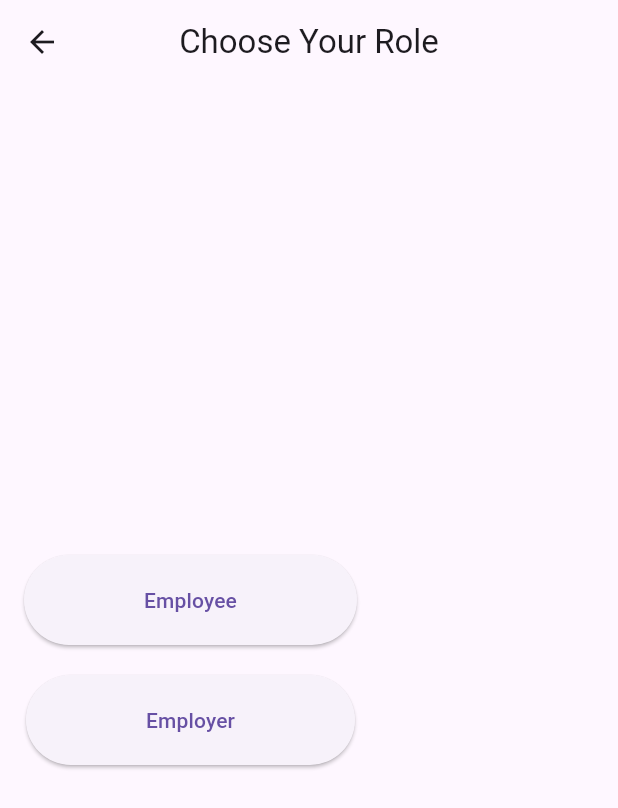
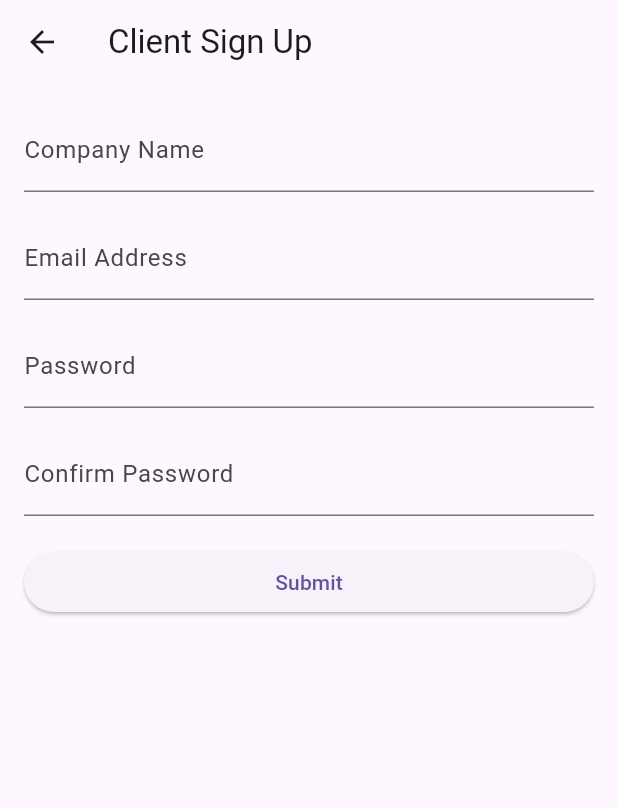
Before and after one commit to bakaraw/OnlyJobs, a Flutter app: the ClientOrEmployee screen opened directly, after a tap on "Employer", on a phone screen of 412 x 824 dp. Shown: the top 808 px of the screen. Run offline on Flutter 3.47's test engine with Material 3 defaults, Android fonts, the phone set to English and light mode, and no system bars; our stand-ins replace cloud_firestore, firebase_auth, firebase_core; accounts and stored records are empty.

Commit message:
Client Sign Up Form
Form ra

```diff
--- a/lib/views/authenticate/client_or_employee.dart
+++ b/lib/views/authenticate/client_or_employee.dart
@@ -1,5 +1,6 @@
 import 'package:flutter/material.dart';
 import 'package:only_job/views/authenticate/sign_up_form.dart';
+import 'client_signup_form.dart';
 
 class ClientOrEmployee extends StatelessWidget {
   const ClientOrEmployee({super.key});
@@ -31,7 +32,13 @@ class ClientOrEmployee extends StatelessWidget {
             ),
             SizedBox(height: 20),
             ElevatedButton(
-              onPressed: () {},
+              onPressed: () {
+                Navigator.of(context).push(
+                  MaterialPageRoute(
+                    builder: (context) => ClientSignupForm(),
+                  ),
+                );
+              },
               child: Text('Employer'),
               style: ElevatedButton.styleFrom(
                 padding: EdgeInsets.symmetric(vertical: 20.0, horizontal: 80.0),
--- /dev/null
+++ b/lib/views/authenticate/client_signup_form.dart
@@ -0,0 +1,89 @@
+import 'package:flutter/material.dart';
+
+class ClientSignupForm extends StatefulWidget {
+  const ClientSignupForm({super.key});
+
+  @override
+  _ClientSignupFormState createState() => _ClientSignupFormState();
+}
+
+class _ClientSignupFormState extends State<ClientSignupForm> {
+  final _formKey = GlobalKey<FormState>();
+
+  final TextEditingController _nameController = TextEditingController();
+  final TextEditingController _addressController = TextEditingController();
+  final TextEditingController _emailController = TextEditingController();
+  final TextEditingController _passwordController = TextEditingController();
+  final TextEditingController _confirmPasswordController =
+      TextEditingController();
+
+  @override
+  Widget build(BuildContext context) {
+    return Scaffold(
+      appBar: AppBar(
+        title: Text('Client Sign Up'),
+      ),
+      body: Padding(
+        padding: const EdgeInsets.all(16.0),
+        child: Form(
+          key: _formKey,
+          child: ListView(
+            children: [
+              TextFormField(
+                controller: _nameController,
+                decoration: InputDecoration(labelText: 'Company Name'),
+                validator: (value) {
+                  if (value == null || value.isEmpty) {
+                    return 'Please enter your company name';
+                  }
+                  return null;
+                },
+              ),
+              SizedBox(height: 16),
+              TextFormField(
+                controller: _emailController,
+                keyboardType: TextInputType.emailAddress,
+                decoration: InputDecoration(labelText: 'Email Address'),
+                validator: (value) {
+                  if (value == null || value.isEmpty) {
+                    return 'Please enter your email address';
+                  }
+                  return null;
+                },
+              ),
+              SizedBox(height: 16),
+              TextFormField(
+                controller: _passwordController,
+                obscureText: true,
+                decoration: InputDecoration(labelText: 'Password'),
+                validator: (value) {
+                  if (value == null || value.isEmpty) {
+                    return 'Please enter your password';
+                  }
+                  return null;
+                },
+              ),
+              SizedBox(height: 16),
+              TextFormField(
+                controller: _confirmPasswordController,
+                obscureText: true,
+                decoration: InputDecoration(labelText: 'Confirm Password'),
+                validator: (value) {
+                  if (value == null || value != _passwordController.text) {
+                    return 'Passwords do not match';
+                  }
+                  return null;
+                },
+              ),
+              SizedBox(height: 20),
+              ElevatedButton(
+                onPressed: () {},
+                child: Text('Submit'),
+              ),
+            ],
+          ),
+        ),
+      ),
+    );
+  }
+}
```
